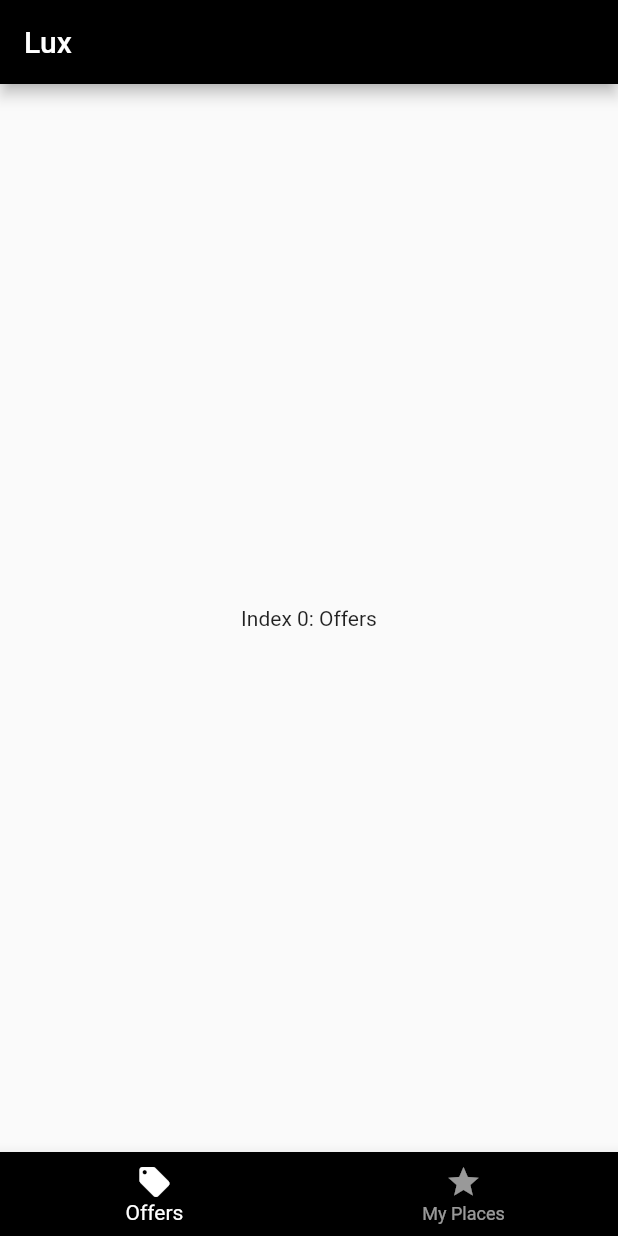
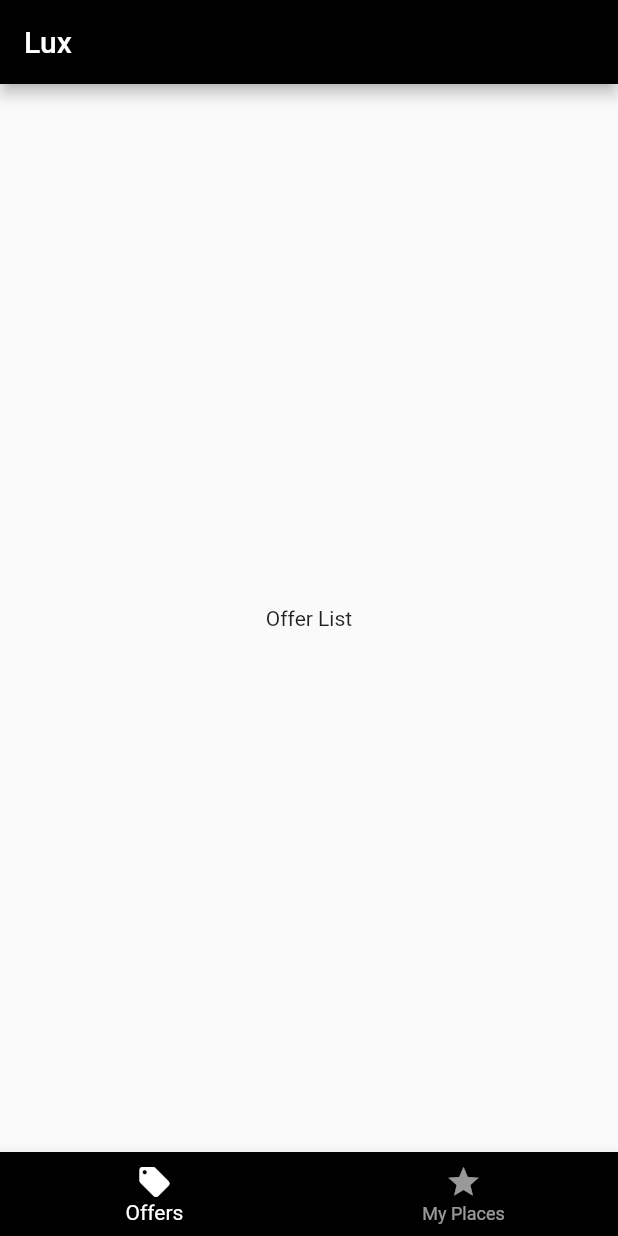
Before and after one commit to dewparin/lux_travel_poc, a Flutter app: the screen it shows after launch, on a phone screen of 412 x 824 dp. Run offline on Flutter 3.47's test engine with Material 2 defaults, Android fonts, the phone set to English and light mode, and no system bars.

Commit message:
Add MyPlace widget and OfferList widget to bottom nav bar.

```diff
--- a/lib/presentation/home_screen.dart
+++ b/lib/presentation/home_screen.dart
@@ -1,4 +1,6 @@
 import 'package:flutter/material.dart';
+import 'package:lux_travel_poc/presentation/my_places.dart';
+import 'package:lux_travel_poc/presentation/offer_list.dart';
 
 class HomeScreen extends StatefulWidget {
   @override
@@ -7,13 +9,9 @@ class HomeScreen extends StatefulWidget {
 
 class _State extends State<HomeScreen> {
   int _selectedIndex = 0;
-  static const List<Widget> _widgetOptions = <Widget>[
-    Text(
-      'Index 0: Offers',
-    ),
-    Text(
-      'Index 1: My Places',
-    ),
+  final List<Widget> _widgetOptions = <Widget>[
+    OfferList(),
+    MyPlaces(),
   ];
 
   static const List<BottomNavigationBarItem> _bottomNavItems = [
--- /dev/null
+++ b/lib/presentation/my_places.dart
@@ -0,0 +1,11 @@
+import 'package:flutter/material.dart';
+
+class MyPlaces extends StatelessWidget {
+  @override
+  Widget build(BuildContext context) {
+    return Center(
+      child: Text('My Places'),
+    );
+  }
+
+}
--- /dev/null
+++ b/lib/presentation/offer_list.dart
@@ -0,0 +1,11 @@
+import 'package:flutter/material.dart';
+
+class OfferList extends StatelessWidget {
+  @override
+  Widget build(BuildContext context) {
+    return Center(
+      child: Text('Offer List'),
+    );
+  }
+
+}
```
